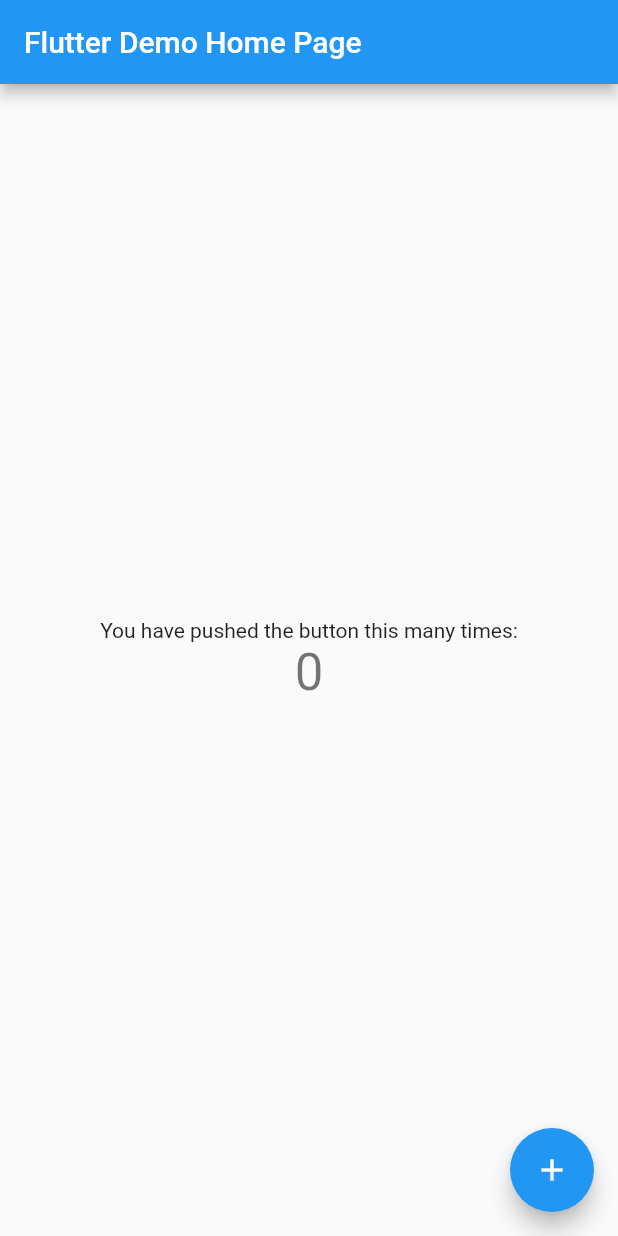
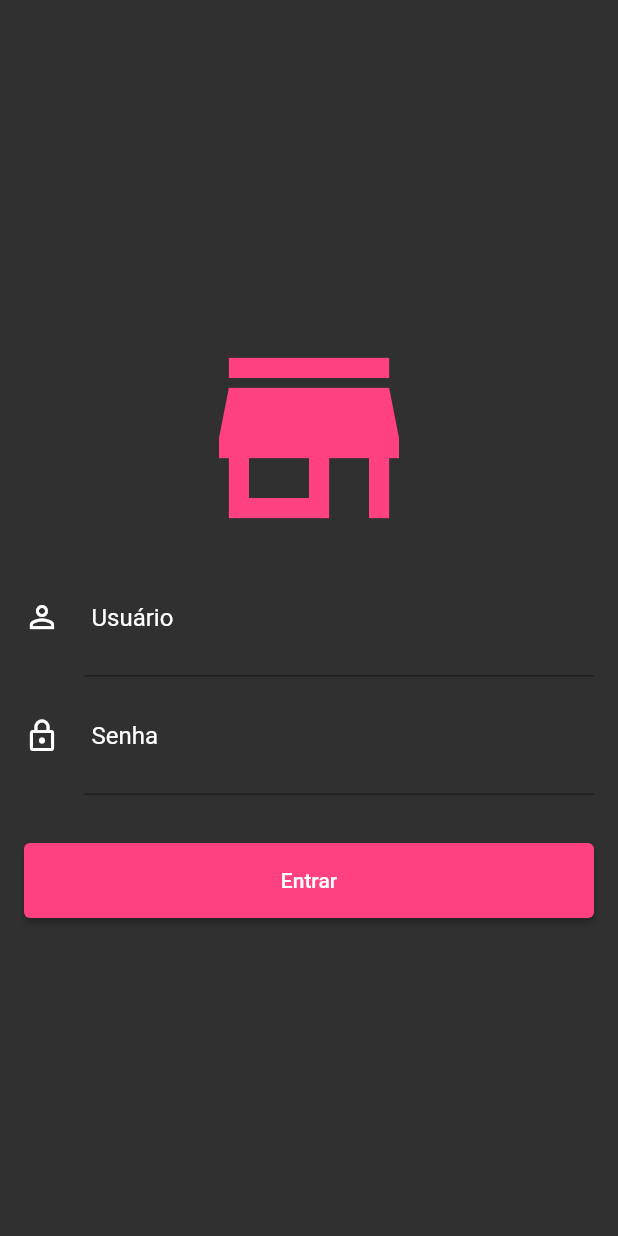
Before and after one commit to brenomacedo/flutter-store-manager, a Flutter app: the screen it shows after launch, on a phone screen of 412 x 824 dp. Run offline on Flutter 3.47's test engine with Material 2 defaults, Android fonts, the phone set to English and light mode, and no system bars.

Commit message:
login_screen

```diff
--- /dev/null
+++ b/lib/login/login_screen.dart
@@ -0,0 +1,43 @@
+import 'package:flutter/material.dart';
+import 'package:loja/widgets/input_field.dart';
+
+class LoginScreen extends StatefulWidget {
+  @override
+  _LoginScreenState createState() => _LoginScreenState();
+}
+
+class _LoginScreenState extends State<LoginScreen> {
+  @override
+  Widget build(BuildContext context) {
+    return Scaffold(
+      body: Center(
+        child: SingleChildScrollView(
+          child: Container(
+            margin: EdgeInsets.all(16),
+            child: Column(
+              mainAxisAlignment: MainAxisAlignment.center,
+              crossAxisAlignment: CrossAxisAlignment.stretch,
+              children: [
+                Icon(Icons.store_mall_directory, size: 160, color: Colors.pinkAccent),
+                InputField(hint: 'Usuário', icon: Icons.person_outline, obscure: false),
+                InputField(hint: 'Senha', icon: Icons.lock_outline, obscure: true),
+                SizedBox(height: 32),
+                Container(
+                  height: 50,
+                  child: ElevatedButton(
+                    onPressed: () {},
+                    child: Text('Entrar'),
+                    style: ButtonStyle(
+                      backgroundColor:  MaterialStateProperty.all(Colors.pinkAccent),
+                    ),
+                  ),
+                )
+              ],
+            ),
+          ),
+        ),
+      ),
+      backgroundColor: Colors.grey[850],
+    );
+  }
+}
--- a/lib/main.dart
+++ b/lib/main.dart
@@ -1,113 +1,18 @@
+import 'package:flutter/cupertino.dart';
 import 'package:flutter/material.dart';
+import 'package:loja/login/login_screen.dart';
 
 void main() {
   runApp(MyApp());
 }
 
 class MyApp extends StatelessWidget {
-  // This widget is the root of your application.
   @override
   Widget build(BuildContext context) {
     return MaterialApp(
-      title: 'Flutter Demo',
-      theme: ThemeData(
-        // This is the theme of your application.
-        //
-        // Try running your application with "flutter run". You'll see the
-        // application has a blue toolbar. Then, without quitting the app, try
-        // changing the primarySwatch below to Colors.green and then invoke
-        // "hot reload" (press "r" in the console where you ran "flutter run",
-        // or simply save your changes to "hot reload" in a Flutter IDE).
-        // Notice that the counter didn't reset back to zero; the application
-        // is not restarted.
-        primarySwatch: Colors.blue,
-      ),
-      home: MyHomePage(title: 'Flutter Demo Home Page'),
+      title: 'Gerenciamento de loja',
+      debugShowCheckedModeBanner: false,
+      home: LoginScreen(),
     );
   }
 }
-
-class MyHomePage extends StatefulWidget {
-  MyHomePage({Key key, this.title}) : super(key: key);
-
-  // This widget is the home page of your application. It is stateful, meaning
-  // that it has a State object (defined below) that contains fields that affect
-  // how it looks.
-
-  // This class is the configuration for the state. It holds the values (in this
-  // case the title) provided by the parent (in this case the App widget) and
-  // used by the build method of the State. Fields in a Widget subclass are
-  // always marked "final".
-
-  final String title;
-
-  @override
-  _MyHomePageState createState() => _MyHomePageState();
-}
-
-class _MyHomePageState extends State<MyHomePage> {
-  int _counter = 0;
-
-  void _incrementCounter() {
-    setState(() {
-      // This call to setState tells the Flutter framework that something has
-      // changed in this State, which causes it to rerun the build method below
-      // so that the display can reflect the updated values. If we changed
-      // _counter without calling setState(), then the build method would not be
-      // called again, and so nothing would appear to happen.
-      _counter++;
-    });
-  }
-
-  @override
-  Widget build(BuildContext context) {
-    // This method is rerun every time setState is called, for instance as done
-    // by the _incrementCounter method above.
-    //
-    // The Flutter framework has been optimized to make rerunning build methods
-    // fast, so that you can just rebuild anything that needs updating rather
-    // than having to individually change instances of widgets.
-    return Scaffold(
-      appBar: AppBar(
-        // Here we take the value from the MyHomePage object that was created by
-        // the App.build method, and use it to set our appbar title.
-        title: Text(widget.title),
-      ),
-      body: Center(
-        // Center is a layout widget. It takes a single child and positions it
-        // in the middle of the parent.
-        child: Column(
-          // Column is also a layout widget. It takes a list of children and
-          // arranges them vertically. By default, it sizes itself to fit its
-          // children horizontally, and tries to be as tall as its parent.
-          //
-          // Invoke "debug painting" (press "p" in the console, choose the
-          // "Toggle Debug Paint" action from the Flutter Inspector in Android
-          // Studio, or the "Toggle Debug Paint" command in Visual Studio Code)
-          // to see the wireframe for each widget.
-          //
-          // Column has various properties to control how it sizes itself and
-          // how it positions its children. Here we use mainAxisAlignment to
-          // center the children vertically; the main axis here is the vertical
-          // axis because Columns are vertical (the cross axis would be
-          // horizontal).
-          mainAxisAlignment: MainAxisAlignment.center,
-          children: <Widget>[
-            Text(
-              'You have pushed the button this many times:',
-            ),
-            Text(
-              '$_counter',
-              style: Theme.of(context).textTheme.headline4,
-            ),
-          ],
-        ),
-      ),
-      floatingActionButton: FloatingActionButton(
-        onPressed: _incrementCounter,
-        tooltip: 'Increment',
-        child: Icon(Icons.add),
-      ), // This trailing comma makes auto-formatting nicer for build methods.
-    );
-  }
-}
--- /dev/null
+++ b/lib/widgets/input_field.dart
@@ -0,0 +1,27 @@
+import 'package:flutter/material.dart';
+
+class InputField extends StatelessWidget {
+
+  final IconData icon;
+  final String hint;
+  final bool obscure;
+
+  InputField({ @required this.icon, @required this.hint, @required this.obscure });
+
+  @override
+  Widget build(BuildContext context) {
+    return TextField(
+      decoration: InputDecoration(
+        icon: Icon(icon, color: Colors.white),
+        hintText: hint,
+        hintStyle: TextStyle(color: Colors.white),
+        focusedBorder: UnderlineInputBorder(
+          borderSide: BorderSide(color: Colors.pinkAccent)
+        ),
+        contentPadding: EdgeInsets.only(left: 5, right: 30, top: 30, bottom: 30)
+      ),
+      style: TextStyle(color: Colors.white),
+      obscureText: obscure,
+    );
+  }
+}
```
Also changed, not shown: 2 other files.
